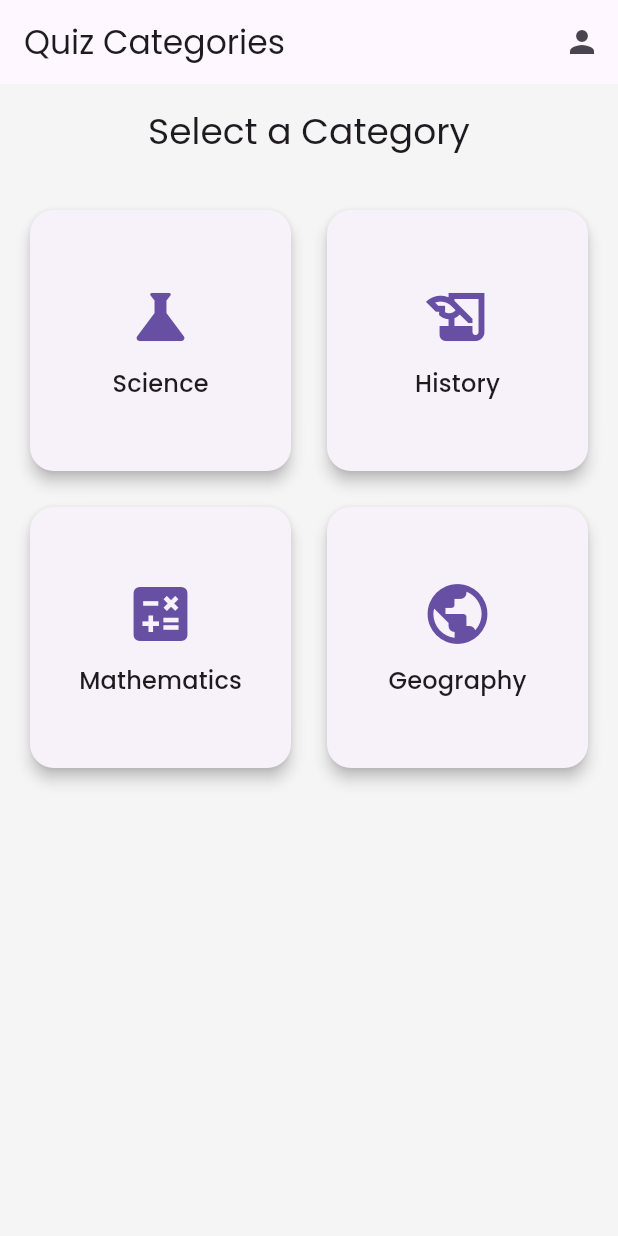
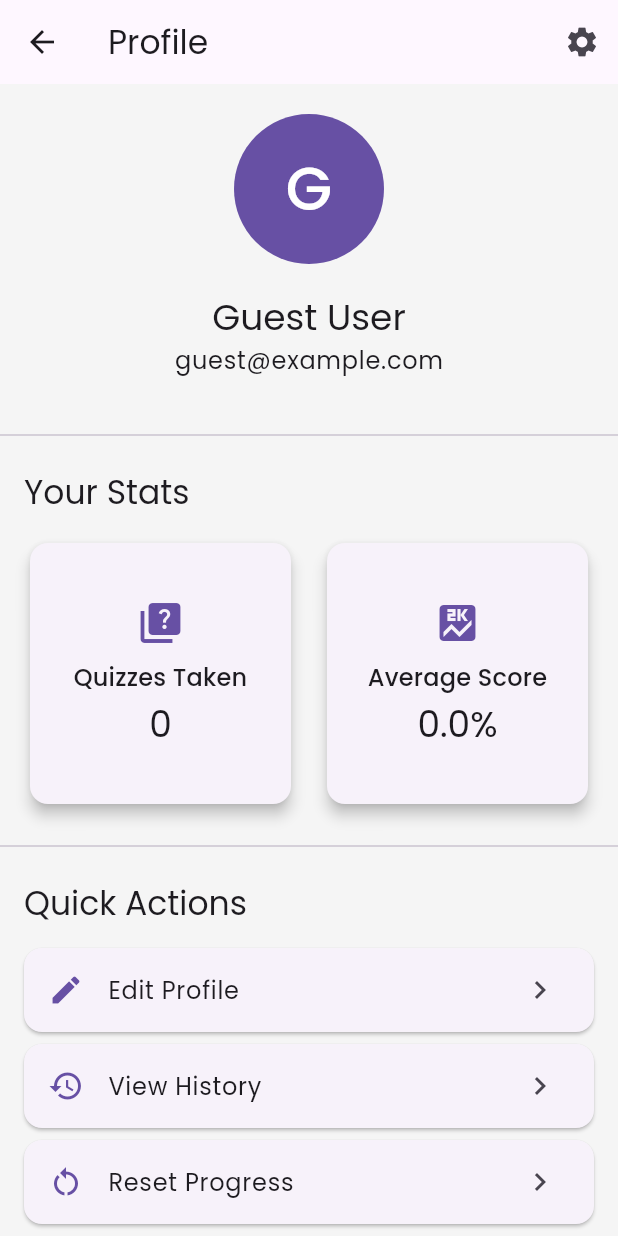
Before and after one commit to Qharny/BrainWave, a Flutter app: the QuizDashboard screen opened directly, after a tap on the "person" icon, on a phone screen of 412 x 824 dp. Run offline on Flutter 3.47's test engine with Material 3 defaults, Android fonts, the phone set to English and light mode, and no system bars; drawn by our look-alikes of flutter_animate; our stand-ins replace google_fonts, hive_flutter; accounts and stored records are empty.

Commit message:
modified:   README.md 	modified:   lib/screen/dashboard.dart 	new file:   lib/screen/edit_profile.dart 	new file:   lib/screen/profile.dart 	new file:   lib/screen/settings.dart

```diff
--- a/lib/screen/dashboard.dart
+++ b/lib/screen/dashboard.dart
@@ -2,6 +2,8 @@ import 'package:flutter/material.dart';
 import 'package:flutter_animate/flutter_animate.dart';
 import 'package:quizapp/screen/home.dart';
 import 'package:quizapp/services/quiz.dart';
+
+import 'profile.dart';
 
 
 class QuizDashboard extends StatefulWidget {
@@ -65,7 +67,6 @@ class _QuizDashboardState extends State<QuizDashboard> {
     }
   }
 
-  // Build category card
   Widget _buildCategoryCard(int index) {
     return Card(
       elevation: 4,
@@ -109,7 +110,12 @@ class _QuizDashboardState extends State<QuizDashboard> {
           IconButton(
             icon: const Icon(Icons.person),
             onPressed: () {
-              // Add profile or settings navigation here
+              Navigator.push(
+                context,
+                MaterialPageRoute(
+                  builder: (context) => const ProfileScreen(),
+                ),
+              );
             },
           ),
         ],
--- /dev/null
+++ b/lib/screen/profile.dart
@@ -0,0 +1,263 @@
+import 'package:flutter/material.dart';
+import 'package:flutter_animate/flutter_animate.dart';
+import 'package:hive_flutter/hive_flutter.dart';
+import 'package:quizapp/screen/settings.dart';
+
+class ProfileScreen extends StatelessWidget {
+  const ProfileScreen({super.key});
+
+  @override
+  Widget build(BuildContext context) {
+    final userBox = Hive.box('userBox');
+    final user = userBox.get('currentUser', defaultValue: {
+      'email': 'guest@example.com',
+      'name': 'Guest User',
+      'quizzesTaken': 0,
+      'averageScore': 0.0,
+    });
+
+    return Scaffold(
+      appBar: AppBar(
+        title: const Text('Profile'),
+        actions: [
+          IconButton(
+            icon: const Icon(Icons.settings),
+            onPressed: () {
+              Navigator.push(
+                context,
+                MaterialPageRoute(
+                  builder: (context) => const SettingsScreen(),
+                ),
+              );
+            },
+          ),
+        ],
+      ),
+      body: SingleChildScrollView(
+        child: Column(
+          children: [
+            const SizedBox(height: 20),
+            CircleAvatar(
+              radius: 50,
+              backgroundColor: Theme.of(context).primaryColor,
+              child: Text(
+                user['name'][0],
+                style: const TextStyle(fontSize: 40, color: Colors.white),
+              ),
+            ).animate()
+              .scale(duration: const Duration(milliseconds: 300)),
+            const SizedBox(height: 20),
+            Text(
+              user['name'],
+              style: Theme.of(context).textTheme.headlineSmall,
+            ).animate()
+              .fadeIn()
+              .slideY(),
+            Text(
+              user['email'],
+              style: Theme.of(context).textTheme.bodyLarge,
+            ).animate()
+              .fadeIn()
+              .slideY(),
+            const SizedBox(height: 30),
+            const Divider(),
+            _buildStatsSection(context, user),
+            const Divider(),
+            _buildQuickActions(context),
+          ],
+        ),
+      ),
+    );
+  }
+
+  Widget _buildStatsSection(BuildContext context, Map user) {
+    return Padding(
+      padding: const EdgeInsets.all(16.0),
+      child: Column(
+        crossAxisAlignment: CrossAxisAlignment.start,
+        children: [
+          Text(
+            'Your Stats',
+            style: Theme.of(context).textTheme.titleLarge,
+          ).animate()
+            .fadeIn()
+            .slideX(),
+          const SizedBox(height: 16),
+          GridView.count(
+            shrinkWrap: true,
+            physics: const NeverScrollableScrollPhysics(),
+            crossAxisCount: 2,
+            mainAxisSpacing: 16,
+            crossAxisSpacing: 16,
+            children: [
+              _buildStatCard(
+                context,
+                'Quizzes Taken',
+                '${user['quizzesTaken']}',
+                Icons.quiz,
+              ),
+              _buildStatCard(
+                context,
+                'Average Score',
+                '${user['averageScore']}%',
+                Icons.score,
+              ),
+            ],
+          ),
+        ],
+      ),
+    );
+  }
+
+  Widget _buildStatCard(
+    BuildContext context,
+    String title,
+    String value,
+    IconData icon,
+  ) {
+    return Card(
+      elevation: 4,
+      child: Padding(
+        padding: const EdgeInsets.all(16.0),
+        child: Column(
+          mainAxisAlignment: MainAxisAlignment.center,
+          children: [
+            Icon(icon, size: 32, color: Theme.of(context).primaryColor),
+            const SizedBox(height: 8),
+            Text(
+              title,
+              style: Theme.of(context).textTheme.titleMedium,
+              textAlign: TextAlign.center,
+            ),
+            const SizedBox(height: 4),
+            Text(
+              value,
+              style: Theme.of(context).textTheme.headlineSmall,
+              textAlign: TextAlign.center,
+            ),
+          ],
+        ),
+      ),
+    ).animate()
+      .scale(duration: const Duration(milliseconds: 300));
+  }
+
+  Widget _buildQuickActions(BuildContext context) {
+    return Padding(
+      padding: const EdgeInsets.all(16.0),
+      child: Column(
+        crossAxisAlignment: CrossAxisAlignment.start,
+        children: [
+          Text(
+            'Quick Actions',
+            style: Theme.of(context).textTheme.titleLarge,
+          ).animate()
+            .fadeIn()
+            .slideX(),
+          const SizedBox(height: 16),
+          _buildActionButton(
+            context,
+            'Edit Profile',
+            Icons.edit,
+            () => _showEditProfileDialog(context),
+          ),
+          _buildActionButton(
+            context,
+            'View History',
+            Icons.history,
+            () => _showQuizHistory(context),
+          ),
+          _buildActionButton(
+            context,
+            'Reset Progress',
+            Icons.restart_alt,
+            () => _showResetConfirmation(context),
+          ),
+        ],
+      ),
+    );
+  }
+
+  Widget _buildActionButton(
+    BuildContext context,
+    String title,
+    IconData icon,
+    VoidCallback onTap,
+  ) {
+    return Card(
+      margin: const EdgeInsets.only(bottom: 8),
+      child: ListTile(
+        leading: Icon(icon, color: Theme.of(context).primaryColor),
+        title: Text(title),
+        trailing: const Icon(Icons.chevron_right),
+        onTap: onTap,
+      ),
+    ).animate()
+      .fadeIn()
+      .slideX();
+  }
+
+  void _showEditProfileDialog(BuildContext context) {
+  showDialog(
+    context: context,
+    builder: (context) => EditProfileDialog(
+      onSave: (newUserData) {
+        _updateUserData(newUserData); // Update user data in Hive
+      },
+    ),
+  );
+}
+
+  void _showQuizHistory(BuildContext context) {
+    Navigator.push(
+      context,
+      MaterialPageRoute(
+        builder: (context) => const QuizHistoryScreen(),
+      ),
+    );
+  }
+
+  void _showResetConfirmation(BuildContext context) {
+    showDialog(
+      context: context,
+      builder: (context) => AlertDialog(
+        title: const Text('Reset Progress'),
+        content: const Text(
+          'Are you sure you want to reset all your quiz progress? This action cannot be undone.',
+        ),
+        actions: [
+          TextButton(
+            onPressed: () => Navigator.pop(context),
+            child: const Text('Cancel'),
+          ),
+          TextButton(
+            onPressed: () {
+              // Reset progress logic here
+              _resetUserProgress(); // Call reset function
+              Navigator.pop(context);
+            },
+            style: TextButton.styleFrom(
+              foregroundColor: Colors.red,
+            ),
+            child: const Text('Reset'),
+          ),
+        ],
+      ),
+    );
+  }
+
+  void _updateUserData(Map<String, dynamic> newUserData) {
+    final userBox = Hive.box('userBox');
+    userBox.put('currentUser', newUserData); // Update user data in Hive
+  }
+
+  void _resetUserProgress() {
+    final userBox = Hive.box('userBox');
+    userBox.put('currentUser', { // Reset user data
+      'email': 'guest@example.com',
+      'name': 'Guest User',
+      'quizzesTaken': 0,
+      'averageScore': 0.0,
+    });
+  }
+}
```
Also changed, not shown: lib/screen/edit_profile.dart (added, +44 -0 lines), lib/screen/settings.dart (added, +256 -0 lines), 1 other file.
